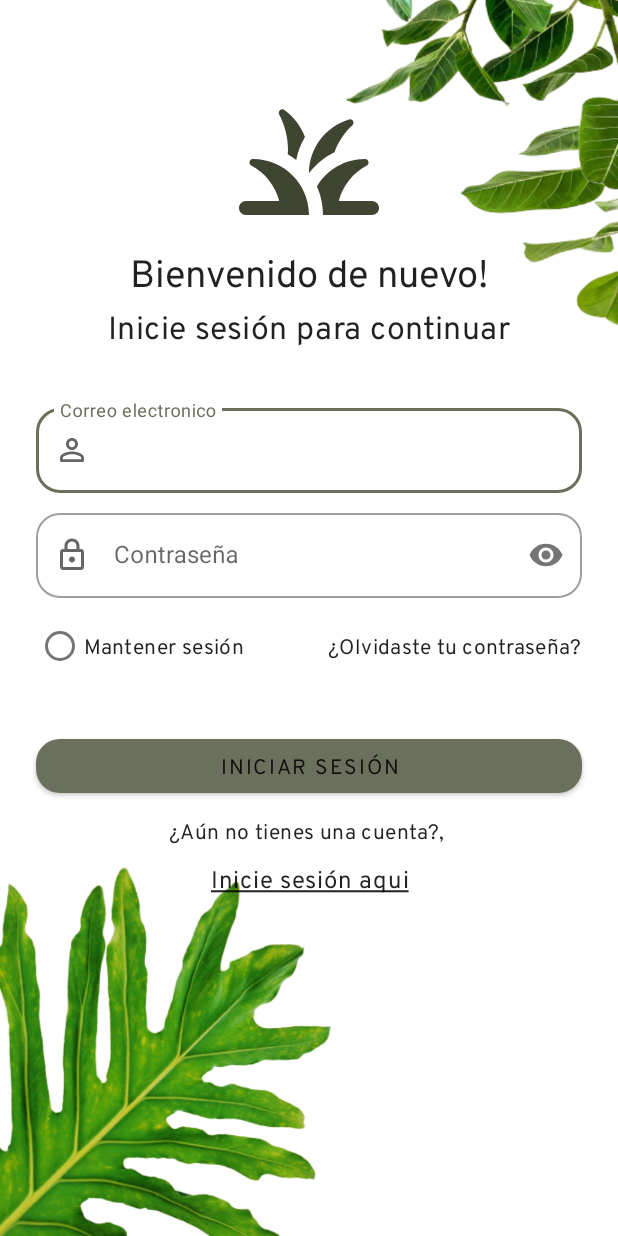
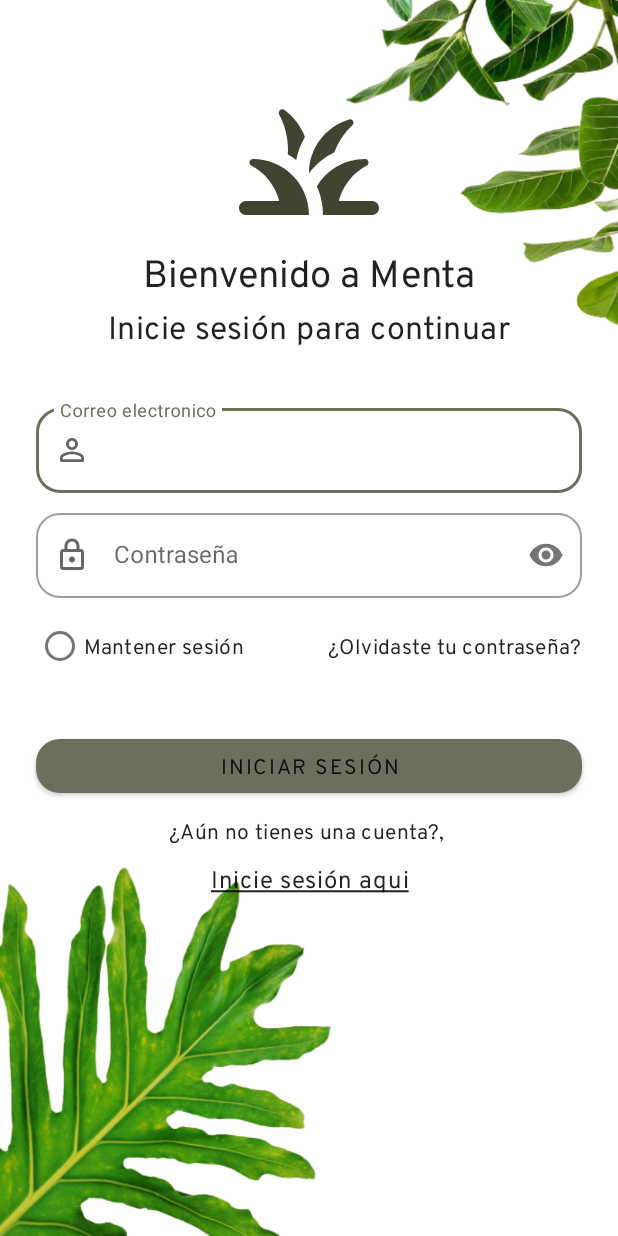
Before and after one commit to DaveDeveloper117/Menta, an Android app: the screen it shows after launch (LoginActivity), on a phone screen of 412 x 824 dp. Run offline under Robolectric (Android 15) with nearby library versions, the phone set to English and light mode, and no system bars.

Commit message:
init-commit

```diff
--- a/app/src/main/res/layout/activity_login.xml
+++ b/app/src/main/res/layout/activity_login.xml
@@ -51,7 +51,7 @@
         android:layout_width="wrap_content"
         android:layout_height="wrap_content"
         style="@style/TextAppearance.MdcTypographyStyles.Headline5"
-        android:text="Bienvenido de nuevo!"
+        android:text="Bienvenido a Menta"
         app:layout_constraintEnd_toEndOf="parent"
         app:layout_constraintStart_toStartOf="parent"
         app:layout_constraintTop_toBottomOf="@+id/logoImageView" />
```
